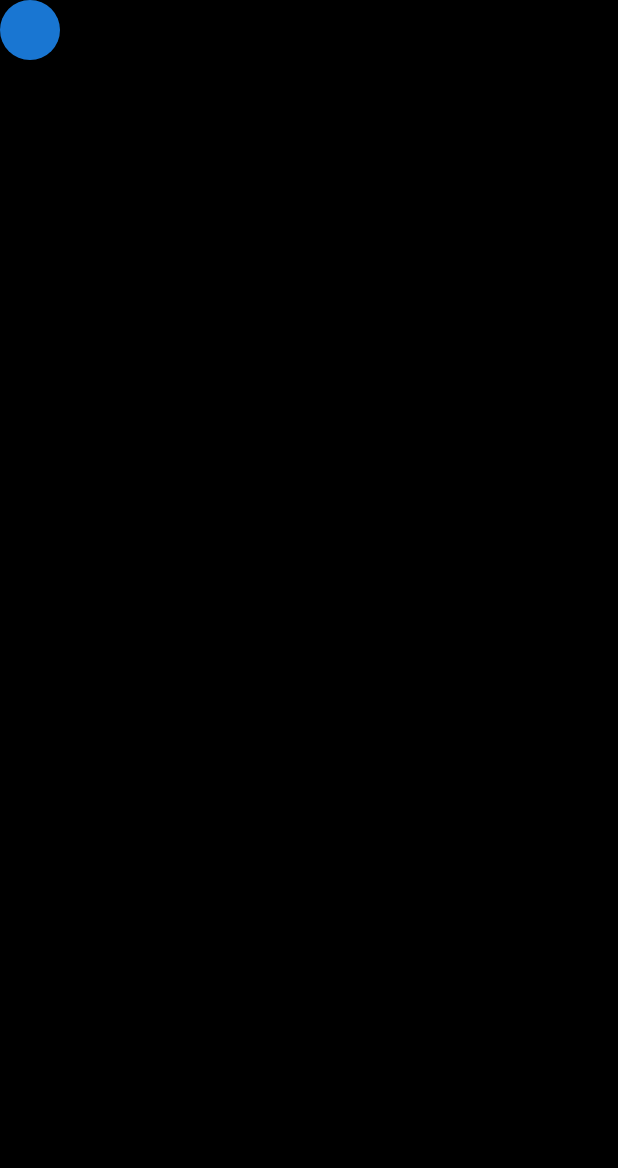
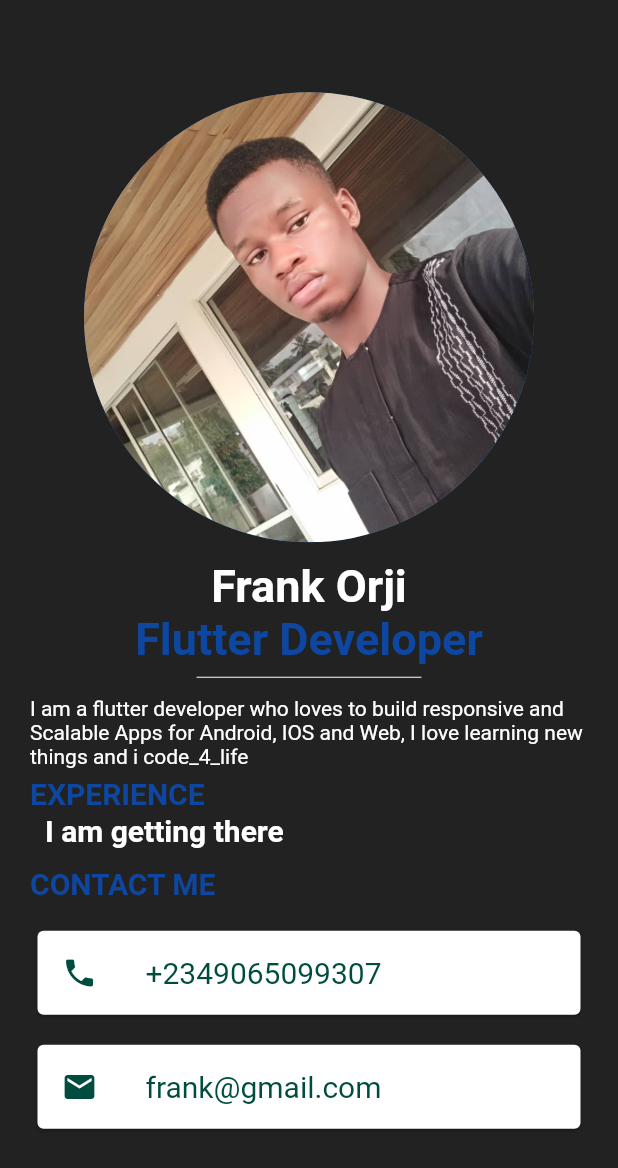
Before and after one commit to FrankOnyemaOrji/frankportfolio, a Flutter app: the screen it shows after launch, on a phone screen of 412 x 824 dp. Shown: the top 1168 px of the screen. Run offline on Flutter 3.47's test engine with Material 2 defaults, Android fonts, the phone set to English and light mode, and no system bars.

Commit message:
Changes made for portfolio to look more good and i fell happy about it

```diff
--- a/lib/main.dart
+++ b/lib/main.dart
@@ -1,22 +1,126 @@
+import 'package:flutter/cupertino.dart';
 import 'package:flutter/material.dart';
-
-void main() {
-  runApp(PortFolio());
-}
-
+void main() => runApp(PortFolio());
 class PortFolio extends StatelessWidget {
   @override
   Widget build(BuildContext context) {
     return MaterialApp(
       home: Scaffold(
-        backgroundColor: Colors.black,
+        backgroundColor: Colors.black87,
         body: SafeArea(
-          child: Column(
-            children: [
-              CircleAvatar(
-
-              )
-            ],
+          child: Center(
+            child: Column(
+              mainAxisAlignment: MainAxisAlignment.center,
+              children: <Widget>[
+                  CircleAvatar(
+                   radius: 150.0,
+                   backgroundImage: AssetImage('images/onyemauchechi.jpg'),
+                 ),
+                SizedBox(
+                  width: 200,
+                  height: 12,
+                ),
+                Text(
+                  'Frank Orji',
+                  style: TextStyle(
+                    fontSize: 30.0,
+                    fontWeight: FontWeight.bold,
+                    color: Colors.white,
+                  ),
+                ),
+                Text(
+                  'Flutter Developer',
+                  style: TextStyle(
+                    fontWeight: FontWeight.bold,
+                    fontSize: 30.0,
+                    color: Colors.blue.shade900,
+                  ),
+                ),
+                SizedBox(
+                  width: 150,
+                  child: Divider(
+                    color: Colors.white,
+                  ),
+                ),
+                Padding(
+                  padding: const EdgeInsets.symmetric(vertical: 5, horizontal: 20),
+                  child: Text(
+                    'I am a flutter developer who loves to build responsive and Scalable Apps for Android, IOS and Web, I love learning new things and i code_4_life',
+                    style: TextStyle(
+                      color: Colors.white,
+                    ),
+                  ),
+                ),
+                Container(
+                  alignment: Alignment.centerLeft,
+                  padding: EdgeInsets.symmetric(vertical: 0, horizontal: 20),
+                  child: Text(
+                    'EXPERIENCE',
+                    style: TextStyle(
+                      color: Colors.blue.shade900,
+                      fontSize: 20.0,
+                      fontWeight: FontWeight.bold,
+                    ),
+                  ),
+                ),
+                Container(
+                  alignment: Alignment.centerLeft,
+                  padding: EdgeInsets.symmetric(vertical: 2, horizontal: 30),
+                  child: Text(
+                    'I am getting there',
+                    style: TextStyle(
+                      fontWeight: FontWeight.bold,
+                      fontSize: 20,
+                      color: Colors.white,
+                    ),
+                  ),
+                ),
+                Container(
+                  alignment: Alignment.centerLeft,
+                  padding: EdgeInsets.symmetric(vertical: 10, horizontal: 20),
+                  child: Text(
+                    'CONTACT ME',
+                    style: TextStyle(
+                      fontWeight: FontWeight.bold,
+                      fontSize: 20,
+                      color: Colors.blue.shade900,
+                    ),
+                  ),
+                ),
+                Card(
+                  margin: EdgeInsets.symmetric(vertical: 10.0, horizontal: 25.0),
+                  child: ListTile(
+                    leading:Icon(
+                      Icons.phone,
+                      color: Colors.teal.shade900,
+                    ),
+                    title: Text(
+                      '+2349065099307',
+                      style: TextStyle(
+                        color: Colors.teal.shade900,
+                        fontSize: 20.0,
+                      ),
+                    ),
+                  ),
+                ),
+                Card(
+                  margin: EdgeInsets.symmetric(vertical: 10.0, horizontal: 25.0),
+                  child: ListTile(
+                    leading: Icon(
+                      Icons.email,
+                      color: Colors.teal.shade900,
+                    ),
+                    title: Text(
+                      'frank@gmail.com',
+                      style: TextStyle(
+                        color: Colors.teal.shade900,
+                        fontSize: 20.0,
+                      ),
+                    ),
+                  ),
+                ),
+              ],
+            ),
           ),
         ),
       ),
```
Also changed, not shown: pubspec.yaml (+3 -4 lines), images/onyemauchechi.jpg (added).
